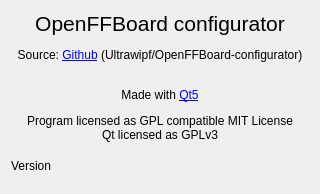
Before: the Qt Designer form res/about.ui in Ultrawipf/OpenFFBoard-configurator, drawn with Qt 5.
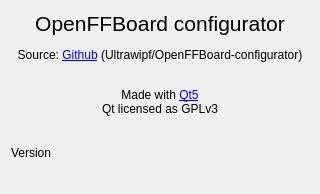
After: the same form once the commit is applied.

Commit message: Added ext enc invert checkbox

The edit to the form file:
```diff
--- a/res/about.ui
+++ b/res/about.ui
@@ -17,7 +17,7 @@
    <item>
     <widget class="QLabel" name="label">
      <property name="text">
-      <string>&lt;html&gt;&lt;head/&gt;&lt;body&gt;&lt;p align=&quot;center&quot;&gt;&lt;span style=&quot; font-size:16pt;&quot;&gt;OpenFFBoard configurator&lt;/span&gt;&lt;/p&gt;&lt;p align=&quot;center&quot;&gt;Source: &lt;a href=&quot;https://github.com/Ultrawipf/OpenFFBoard-configurator&quot;&gt;&lt;span style=&quot; text-decoration: underline; color:#0000ff;&quot;&gt;Github&lt;/span&gt;&lt;/a&gt; (Ultrawipf/OpenFFBoard-configurator)&lt;/p&gt;&lt;p align=&quot;center&quot;&gt;&lt;br/&gt;Made with &lt;a href=&quot;https://www.qt.io/&quot;&gt;&lt;span style=&quot; text-decoration: underline; color:#0000ff;&quot;&gt;Qt5&lt;/span&gt;&lt;/a&gt;&lt;/p&gt;&lt;p align=&quot;center&quot;&gt;Program licensed as GPL compatible MIT License&lt;br/&gt;Qt licensed as GPLv3&lt;/p&gt;&lt;/body&gt;&lt;/html&gt;</string>
+      <string>&lt;html&gt;&lt;head/&gt;&lt;body&gt;&lt;p align=&quot;center&quot;&gt;&lt;span style=&quot; font-size:16pt;&quot;&gt;OpenFFBoard configurator&lt;/span&gt;&lt;/p&gt;&lt;p align=&quot;center&quot;&gt;Source: &lt;a href=&quot;https://github.com/Ultrawipf/OpenFFBoard-configurator&quot;&gt;&lt;span style=&quot; text-decoration: underline; color:#0000ff;&quot;&gt;Github&lt;/span&gt;&lt;/a&gt; (Ultrawipf/OpenFFBoard-configurator)&lt;/p&gt;&lt;p align=&quot;center&quot;&gt;&lt;br/&gt;Made with &lt;a href=&quot;https://www.qt.io/&quot;&gt;&lt;span style=&quot; text-decoration: underline; color:#0000ff;&quot;&gt;Qt5&lt;/span&gt;&lt;/a&gt;&lt;br/&gt;Qt licensed as GPLv3&lt;/p&gt;&lt;/body&gt;&lt;/html&gt;</string>
      </property>
     </widget>
    </item>
```
The commit also changes 3 other files.
